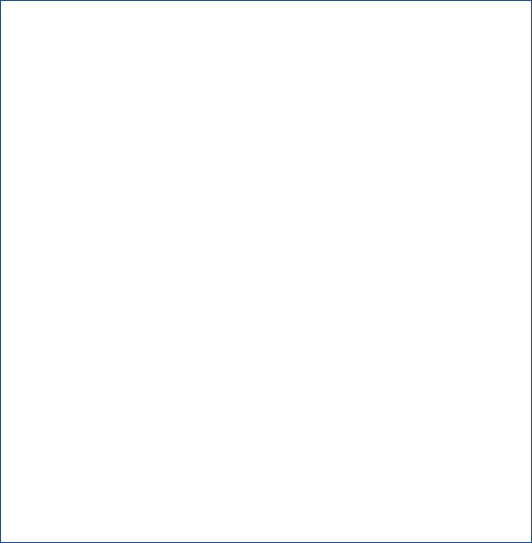
Before: the Qt Designer form parsec/core/gui/forms/settings_widget.ui in Scille/parsec-cloud, drawn with Qt 5.
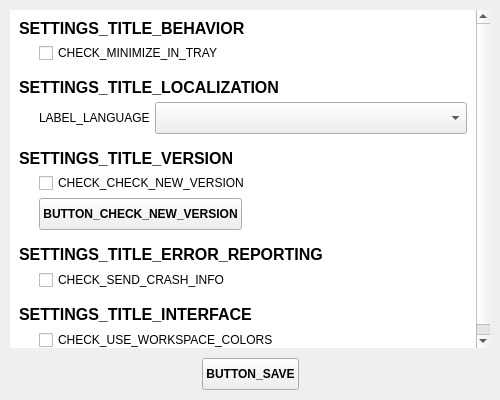
After: the same form once the commit is applied. Custom widgets are drawn as their Qt base class.

Patch:
```diff
--- a/parsec/core/gui/forms/settings_widget.ui
+++ b/parsec/core/gui/forms/settings_widget.ui
@@ -2,84 +2,509 @@
 <ui version="4.0">
  <class>SettingsWidget</class>
  <widget class="QWidget" name="SettingsWidget">
-  <property name="enabled">
-   <bool>true</bool>
-  </property>
   <property name="geometry">
    <rect>
     <x>0</x>
     <y>0</y>
-    <width>532</width>
-    <height>543</height>
+    <width>500</width>
+    <height>400</height>
    </rect>
   </property>
-  <property name="sizePolicy">
-   <sizepolicy hsizetype="Preferred" vsizetype="Expanding">
-    <horstretch>0</horstretch>
-    <verstretch>0</verstretch>
-   </sizepolicy>
+  <property name="minimumSize">
+   <size>
+    <width>500</width>
+    <height>400</height>
+   </size>
   </property>
   <property name="windowTitle">
    <string>Form</string>
   </property>
-  <property name="styleSheet">
-   <string notr="true">QWidget#SettingsWidget
-{
-background-color: rgb(255, 255, 255);
-}
-
-QTabWidget::pane
-{
-border: 1px solid rgb(30, 78, 162);
-}
-
-QTabBar::tab
-{
-height: 32px;
-font-size: 14px;
-font-weight: bold;
-padding-left: 30px;
-padding-right: 30px;
-border-top: 1px solid rgb(30, 78, 162);
-border-left: 1px solid rgb(30, 78, 162);
-border-right: 1px solid rgb(30, 78, 162);
-}
-
-QTabBar::tab:selected
-{
-color: rgb(12, 65, 159);
-}
-
-QTabBar::tab:!selected
-{
-color: rgb(123, 132, 163);
-}</string>
-  </property>
   <layout class="QVBoxLayout" name="verticalLayout">
    <property name="spacing">
-    <number>5</number>
+    <number>10</number>
    </property>
    <property name="leftMargin">
-    <number>0</number>
+    <number>10</number>
    </property>
    <property name="topMargin">
-    <number>0</number>
+    <number>10</number>
    </property>
    <property name="rightMargin">
-    <number>0</number>
+    <number>10</number>
    </property>
    <property name="bottomMargin">
-    <number>0</number>
+    <number>10</number>
    </property>
    <item>
-    <widget class="QTabWidget" name="tab_settings">
-     <property name="currentIndex">
-      <number>-1</number>
+    <widget class="QScrollArea" name="scrollArea">
+     <property name="frameShape">
+      <enum>QFrame::NoFrame</enum>
      </property>
+     <property name="frameShadow">
+      <enum>QFrame::Plain</enum>
+     </property>
+     <property name="lineWidth">
+      <number>0</number>
+     </property>
+     <property name="horizontalScrollBarPolicy">
+      <enum>Qt::ScrollBarAlwaysOff</enum>
+     </property>
+     <property name="widgetResizable">
+      <bool>true</bool>
+     </property>
+     <widget class="QWidget" name="scrollAreaWidgetContents">
+      <property name="geometry">
+       <rect>
+        <x>0</x>
+        <y>0</y>
+        <width>466</width>
+        <height>403</height>
+       </rect>
+      </property>
+      <property name="styleSheet">
+       <string notr="true">#scrollAreaWidgetContents
+{
+background-color: rgb(255, 255, 255);
+}</string>
+      </property>
+      <layout class="QVBoxLayout" name="verticalLayout_2">
+       <property name="spacing">
+        <number>15</number>
+       </property>
+       <item>
+        <widget class="QWidget" name="widget_behavior" native="true">
+         <layout class="QVBoxLayout" name="verticalLayout_9">
+          <property name="spacing">
+           <number>5</number>
+          </property>
+          <property name="leftMargin">
+           <number>0</number>
+          </property>
+          <property name="topMargin">
+           <number>0</number>
+          </property>
+          <property name="rightMargin">
+           <number>0</number>
+          </property>
+          <property name="bottomMargin">
+           <number>0</number>
+          </property>
+          <item>
+           <layout class="QHBoxLayout" name="horizontalLayout_3">
+            <item>
+             <widget class="QLabel" name="label_4">
+              <property name="font">
+               <font>
+                <pointsize>12</pointsize>
+                <weight>75</weight>
+                <bold>true</bold>
+               </font>
+              </property>
+              <property name="text">
+               <string>SETTINGS_TITLE_BEHAVIOR</string>
+              </property>
+             </widget>
+            </item>
+           </layout>
+          </item>
+          <item>
+           <layout class="QVBoxLayout" name="verticalLayout_4">
+            <property name="leftMargin">
+             <number>20</number>
+            </property>
+            <item>
+             <widget class="QCheckBox" name="check_box_tray">
+              <property name="text">
+               <string>CHECK_MINIMIZE_IN_TRAY</string>
+              </property>
+             </widget>
+            </item>
+           </layout>
+          </item>
+         </layout>
+        </widget>
+       </item>
+       <item>
+        <widget class="QWidget" name="widget_locale" native="true">
+         <layout class="QVBoxLayout" name="verticalLayout_13">
+          <property name="spacing">
+           <number>5</number>
+          </property>
+          <property name="leftMargin">
+           <number>0</number>
+          </property>
+          <property name="topMargin">
+           <number>0</number>
+          </property>
+          <property name="rightMargin">
+           <number>0</number>
+          </property>
+          <property name="bottomMargin">
+           <number>0</number>
+          </property>
+          <item>
+           <layout class="QHBoxLayout" name="horizontalLayout_8">
+            <item>
+             <widget class="QLabel" name="label_8">
+              <property name="font">
+               <font>
+                <pointsize>12</pointsize>
+                <weight>75</weight>
+                <bold>true</bold>
+               </font>
+              </property>
+              <property name="text">
+               <string>SETTINGS_TITLE_LOCALIZATION</string>
+              </property>
+             </widget>
+            </item>
+           </layout>
+          </item>
+          <item>
+           <layout class="QVBoxLayout" name="verticalLayout_11">
+            <property name="leftMargin">
+             <number>20</number>
+            </property>
+            <item>
+             <layout class="QHBoxLayout" name="horizontalLayout_9">
+              <item>
+               <widget class="QLabel" name="label_10">
+                <property name="text">
+                 <string>LABEL_LANGUAGE</string>
+                </property>
+               </widget>
+              </item>
+              <item>
+               <widget class="QComboBox" name="combo_languages">
+                <property name="sizePolicy">
+                 <sizepolicy hsizetype="Expanding" vsizetype="Fixed">
+                  <horstretch>0</horstretch>
+                  <verstretch>0</verstretch>
+                 </sizepolicy>
+                </property>
+                <property name="minimumSize">
+                 <size>
+                  <width>0</width>
+                  <height>32</height>
+                 </size>
+                </property>
+               </widget>
+              </item>
+             </layout>
+            </item>
+           </layout>
+          </item>
+         </layout>
+        </widget>
+       </item>
+       <item>
+        <widget class="QWidget" name="widget_version" native="true">
+         <layout class="QVBoxLayout" name="verticalLayout_3">
+          <property name="spacing">
+           <number>5</number>
+          </property>
+          <property name="leftMargin">
+           <number>0</number>
+          </property>
+          <property name="topMargin">
+           <number>0</number>
+          </property>
+          <property name="rightMargin">
+           <number>0</number>
+          </property>
+          <property name="bottomMargin">
+           <number>0</number>
+          </property>
+          <item>
+           <layout class="QHBoxLayout" name="horizontalLayout">
+            <item>
+             <widget class="QLabel" name="label_2">
+              <property name="font">
+               <font>
+                <pointsize>12</pointsize>
+                <weight>75</weight>
+                <bold>true</bold>
+               </font>
+              </property>
+              <property name="text">
+               <string>SETTINGS_TITLE_VERSION</string>
+              </property>
+             </widget>
+            </item>
+           </layout>
+          </item>
+          <item>
+           <layout class="QVBoxLayout" name="verticalLayout_5">
+            <property name="leftMargin">
+             <number>20</number>
+            </property>
+            <item>
+             <layout class="QHBoxLayout" name="horizontalLayout_2">
+              <item>
+               <widget class="QCheckBox" name="check_box_check_at_startup">
+                <property name="text">
+                 <string>CHECK_CHECK_NEW_VERSION</string>
+                </property>
+               </widget>
+              </item>
+             </layout>
+            </item>
+            <item>
+             <layout class="QHBoxLayout" name="horizontalLayout_4">
+              <item>
+               <widget class="ShadowedButton" name="button_check_version">
+                <property name="minimumSize">
+                 <size>
+                  <width>0</width>
+                  <height>32</height>
+                 </size>
+                </property>
+                <property name="font">
+                 <font>
+                  <weight>75</weight>
+                  <bold>true</bold>
+                 </font>
+                </property>
+                <property name="styleSheet">
+                 <string notr="true"/>
+                </property>
+                <property name="text">
+                 <string>BUTTON_CHECK_NEW_VERSION</string>
+                </property>
+               </widget>
+              </item>
+              <item>
+               <spacer name="horizontalSpacer_2">
+                <property name="orientation">
+                 <enum>Qt::Horizontal</enum>
+                </property>
+                <property name="sizeHint" stdset="0">
+                 <size>
+                  <width>40</width>
+                  <height>20</height>
+                 </size>
+                </property>
+               </spacer>
+              </item>
+             </layout>
+            </item>
+           </layout>
+          </item>
+         </layout>
+        </widget>
+       </item>
+       <item>
+        <widget class="QWidget" name="widget_error_reporting" native="true">
+         <layout class="QVBoxLayout" name="verticalLayout_6">
+          <property name="leftMargin">
+           <number>0</number>
+          </property>
+          <property name="topMargin">
+           <number>0</number>
+          </property>
+          <property name="rightMargin">
+           <number>0</number>
+          </property>
+          <property name="bottomMargin">
+           <number>0</number>
+          </property>
+          <item>
+           <layout class="QHBoxLayout" name="horizontalLayout_6">
+            <item>
+             <widget class="QLabel" name="label_5">
+              <property name="font">
+               <font>
+                <pointsize>12</pointsize>
+                <weight>75</weight>
+                <bold>true</bold>
+               </font>
+              </property>
+              <property name="text">
+               <string>SETTINGS_TITLE_ERROR_REPORTING</string>
+              </property>
+             </widget>
+            </item>
+           </layout>
+          </item>
+          <item>
+           <layout class="QHBoxLayout" name="horizontalLayout_7">
+            <property name="leftMargin">
+             <number>20</number>
+            </property>
+            <item>
+             <widget class="QCheckBox" name="check_box_send_data">
+              <property name="text">
+               <string>CHECK_SEND_CRASH_INFO</string>
+              </property>
+             </widget>
+            </item>
+           </layout>
+          </item>
+         </layout>
+        </widget>
+       </item>
+       <item>
+        <widget class="QWidget" name="widget_interface" native="true">
+         <layout class="QVBoxLayout" name="verticalLayout_7">
+          <property name="leftMargin">
+           <number>0</number>
+          </property>
+          <property name="topMargin">
+           <number>0</number>
+          </property>
+          <property name="rightMargin">
+           <number>0</number>
+          </property>
+          <property name="bottomMargin">
+           <number>0</number>
+          </property>
+          <item>
+           <layout class="QHBoxLayout" name="horizontalLayout_13">
+            <item>
+             <widget class="QLabel" name="label_11">
+              <property name="font">
+               <font>
+                <pointsize>12</pointsize>
+                <weight>75</weight>
+                <bold>true</bold>
+               </font>
+              </property>
+              <property name="text">
+               <string>SETTINGS_TITLE_INTERFACE</string>
+              </property>
+             </widget>
+            </item>
+           </layout>
+          </item>
+          <item>
+           <layout class="QHBoxLayout" name="horizontalLayout_11">
+            <property name="leftMargin">
+             <number>20</number>
+            </property>
+            <item>
+             <widget class="QCheckBox" name="check_box_workspace_color">
+              <property name="text">
+               <string>CHECK_USE_WORKSPACE_COLORS</string>
+              </property>
+             </widget>
+            </item>
+           </layout>
+          </item>
+         </layout>
+        </widget>
+       </item>
+       <item>
+        <spacer name="verticalSpacer">
+         <property name="orientation">
+          <enum>Qt::Vertical</enum>
+         </property>
+         <property name="sizeType">
+          <enum>QSizePolicy::Expanding</enum>
+         </property>
+         <property name="sizeHint" stdset="0">
+          <size>
+           <width>20</width>
+           <height>40</height>
+          </size>
+         </property>
+        </spacer>
+       </item>
+      </layout>
+     </widget>
     </widget>
    </item>
+   <item>
+    <spacer name="verticalSpacer_2">
+     <property name="orientation">
+      <enum>Qt::Vertical</enum>
+     </property>
+     <property name="sizeType">
+      <enum>QSizePolicy::Preferred</enum>
+     </property>
+     <property name="sizeHint" stdset="0">
+      <size>
+       <width>0</width>
+       <height>0</height>
+      </size>
+     </property>
+    </spacer>
+   </item>
+   <item>
+    <layout class="QHBoxLayout" name="horizontalLayout_5">
+     <item>
+      <spacer name="horizontalSpacer">
+       <property name="orientation">
+        <enum>Qt::Horizontal</enum>
+       </property>
+       <property name="sizeHint" stdset="0">
+        <size>
+         <width>40</width>
+         <height>20</height>
+        </size>
+       </property>
+      </spacer>
+     </item>
+     <item>
+      <widget class="ShadowedButton" name="button_save">
+       <property name="minimumSize">
+        <size>
+         <width>0</width>
+         <height>32</height>
+        </size>
+       </property>
+       <property name="maximumSize">
+        <size>
+         <width>16777215</width>
+         <height>32</height>
+        </size>
+       </property>
+       <property name="font">
+        <font>
+         <weight>75</weight>
+         <bold>true</bold>
+        </font>
+       </property>
+       <property name="layoutDirection">
+        <enum>Qt::LeftToRight</enum>
+       </property>
+       <property name="styleSheet">
+        <string notr="true"/>
+       </property>
+       <property name="text">
+        <string>BUTTON_SAVE</string>
+       </property>
+       <property name="iconSize">
+        <size>
+         <width>16</width>
+         <height>16</height>
+        </size>
+       </property>
+      </widget>
+     </item>
+     <item>
+      <spacer name="horizontalSpacer_3">
+       <property name="orientation">
+        <enum>Qt::Horizontal</enum>
+       </property>
+       <property name="sizeHint" stdset="0">
+        <size>
+         <width>40</width>
+         <height>20</height>
+        </size>
+       </property>
+      </spacer>
+     </item>
+    </layout>
+   </item>
   </layout>
  </widget>
+ <customwidgets>
+  <customwidget>
+   <class>ShadowedButton</class>
+   <extends>QPushButton</extends>
+   <header>parsec.core.gui.custom_widgets</header>
+  </customwidget>
+ </customwidgets>
  <resources/>
  <connections/>
 </ui>
```
